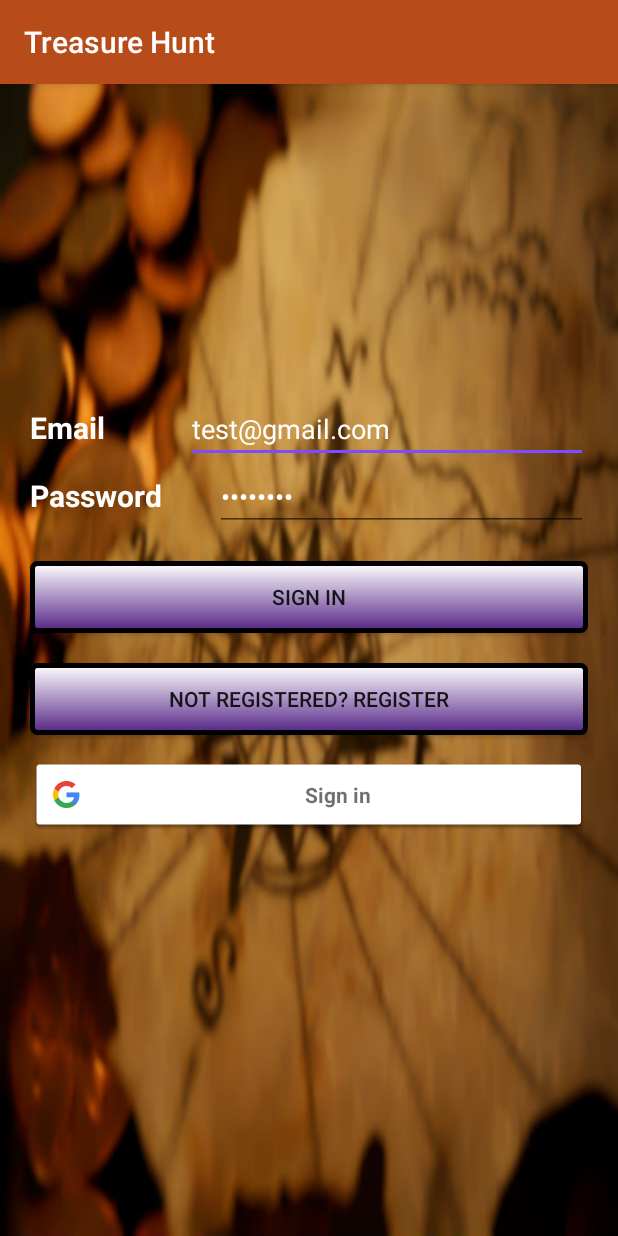
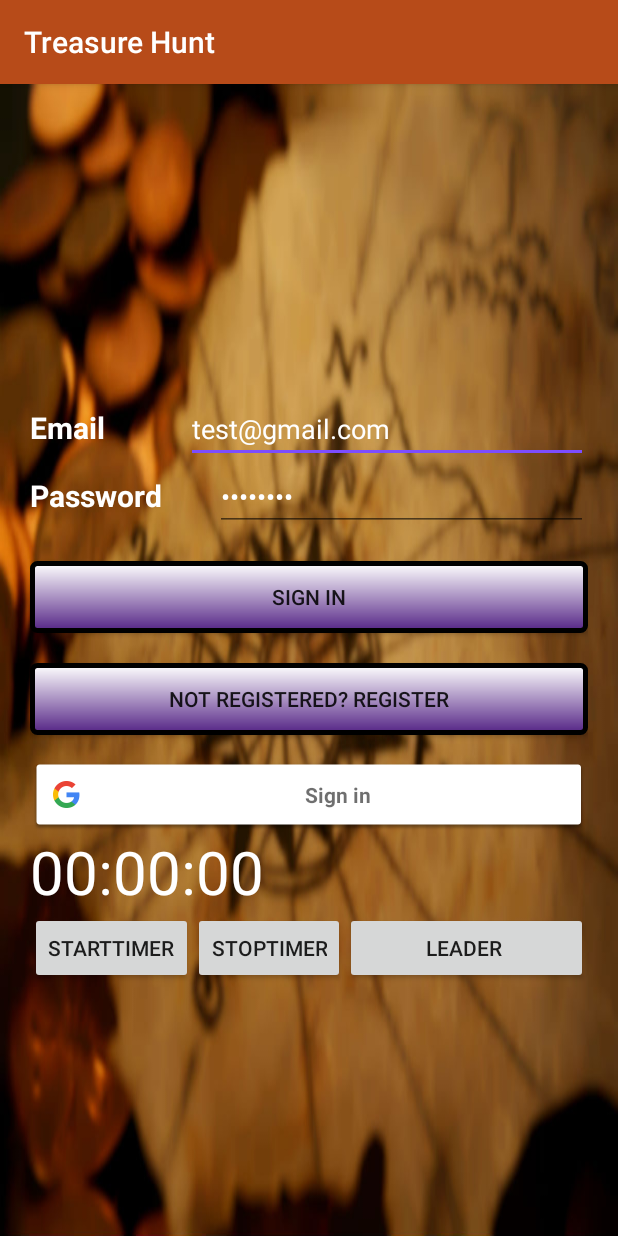
Before and after one commit to SurajPatil314/mobilecomputingproject_new, an Android app: the screen it shows after launch (MainActivity), on a phone screen of 412 x 824 dp. Run offline under Robolectric (Android 15) with nearby library versions, the phone set to English and light mode, and no system bars; our stand-ins replace Firebase (no records; nobody signed in at launch, a user with empty details on screens opened directly).

Commit message:
Adding code for leader board. The leader board button is working from the main screen for now.
Signed-off-by: AshleshaBansode <43221640+AshleshaBansode@users.noreply.github.com>

```diff
--- a/app/build.gradle
+++ b/app/build.gradle
@@ -24,8 +24,8 @@ dependencies {
     //noinspection GradleCompatible
     implementation 'com.android.support:appcompat-v7:28.0.0'
     implementation 'com.android.support.constraint:constraint-layout:1.1.3'
-    implementation 'com.google.firebase:firebase-auth:16.0.5'
-    implementation 'com.google.firebase:firebase-database:16.0.4'
+    implementation 'com.google.firebase:firebase-auth:16.0.1'
+    implementation 'com.google.firebase:firebase-database:16.0.1'
     implementation 'com.google.android.gms:play-services-auth:15.0.1'
     //implementation 'com.google.android.gms:play-services:12.0.1'
     implementation 'com.google.android.gms:play-services-maps:15.0.0'
--- a/app/src/main/java/com/example/mcproject/MainActivity.java
+++ b/app/src/main/java/com/example/mcproject/MainActivity.java
@@ -206,4 +206,8 @@ public class MainActivity extends AppCompatActivity implements GoogleApiClient.O
 
     }
 
+    public void leader(View view) {
+        Intent i = new Intent(getApplicationContext(), leaderboard_afterlastquestion.class);
+        startActivity(i);
+    }
 }
--- a/app/src/main/java/com/example/mcproject/create_join_game.java
+++ b/app/src/main/java/com/example/mcproject/create_join_game.java
@@ -158,14 +158,15 @@ public class create_join_game extends AppCompatActivity {
     */
 
     public void logout(View view) {
-        fauthSS.signOut();
+        if(fauthSS != null)
+            fauthSS.signOut();
         mGoogleSignInClient.signOut();
         Intent i = new Intent(getBaseContext(), MainActivity.class);
         startActivity(i);
     }
 
     public void go_to_leaderboard(View view) {
-        Intent i = new Intent(getBaseContext(), Leaderboardactivity.class);
+        Intent i = new Intent(getBaseContext(), leaderboard_afterlastquestion.class);
         startActivity(i);
     }
 }
--- a/app/src/main/res/layout/activity_gameon.xml
+++ b/app/src/main/res/layout/activity_gameon.xml
@@ -78,7 +78,10 @@
             android:text="Show Hint" />
 
 
+
+
     </LinearLayout>
+
 
     <TextView
         android:id="@+id/timerValue"
--- a/app/src/main/res/layout/activity_leaderboardactivity.xml
+++ b/app/src/main/res/layout/activity_leaderboardactivity.xml
@@ -58,7 +58,7 @@
         android:orientation="vertical">
 
         <TextView
-            android:id="@+id/textView13"
+            android:id="@+id/gameId"
             android:layout_width="match_parent"
             android:layout_height="71dp"
             android:text="Game name" />
--- a/app/src/main/res/layout/activity_main.xml
+++ b/app/src/main/res/layout/activity_main.xml
@@ -91,4 +91,41 @@
         android:layout_height="wrap_content"
         android:layout_marginTop="15dp" />
 
+    <TextView
+        android:id="@+id/timerValue"
+        android:layout_width="wrap_content"
+        android:layout_height="wrap_content"
+        android:layout_centerHorizontal="true"
+        android:text="@string/timerVal"
+        android:textColor="#ffffff"
+        android:textSize="40sp" />
+
+    <LinearLayout
+        android:layout_width="match_parent"
+        android:layout_height="wrap_content" >
+
+        <Button
+            android:id="@+id/starttime"
+            android:layout_width="wrap_content"
+            android:layout_height="wrap_content"
+            android:onClick="starttimer"
+            android:text="StartTimer" />
+
+        <Button
+            android:id="@+id/endtime"
+            android:layout_width="wrap_content"
+            android:layout_height="wrap_content"
+            android:onClick="stoptimer"
+            android:text="StopTimer" />
+
+        <Button
+            android:id="@+id/Leader"
+            android:layout_width="wrap_content"
+            android:layout_height="wrap_content"
+            android:layout_weight="1"
+            android:text="Leader "
+            android:onClick="leader"/>
+
+    </LinearLayout>
+
 </LinearLayout>
--- a/app/src/main/res/values/strings.xml
+++ b/app/src/main/res/values/strings.xml
@@ -2,6 +2,5 @@
     <string name="app_name">Treasure Hunt</string>
     <string name="timerVal">00:00:00</string>
     <string name="SignInKey">17444640663-mgir102iuk520qrfqt0hf32st6lrumvl.apps.googleusercontent.com</string>
-    <string name="timerVasasasasa">sd</string>
-
+    <string name="gameId">gameId</string>
 </resources>
--- a/build.gradle
+++ b/build.gradle
@@ -7,7 +7,7 @@ buildscript {
 
     }
     dependencies {
-        classpath 'com.android.tools.build:gradle:3.3.2'
+        classpath 'com.android.tools.build:gradle:3.4.0'
         classpath 'com.google.gms:google-services:4.2.0'
 
         // NOTE: Do not place your application dependencies here; they belong
```
Also changed, not shown: app/src/main/java/com/example/mcproject/UserDetails.java (added, +40 -0 lines), app/src/main/java/com/example/mcproject/leaderboard_afterlastquestion.java (+104 -6 lines), app/src/main/res/layout/activity_leaderboard_afterlastquestion.xml (+30 -5 lines), app/src/main/res/layout/activity_listview.xml (added, +14 -0 lines).
